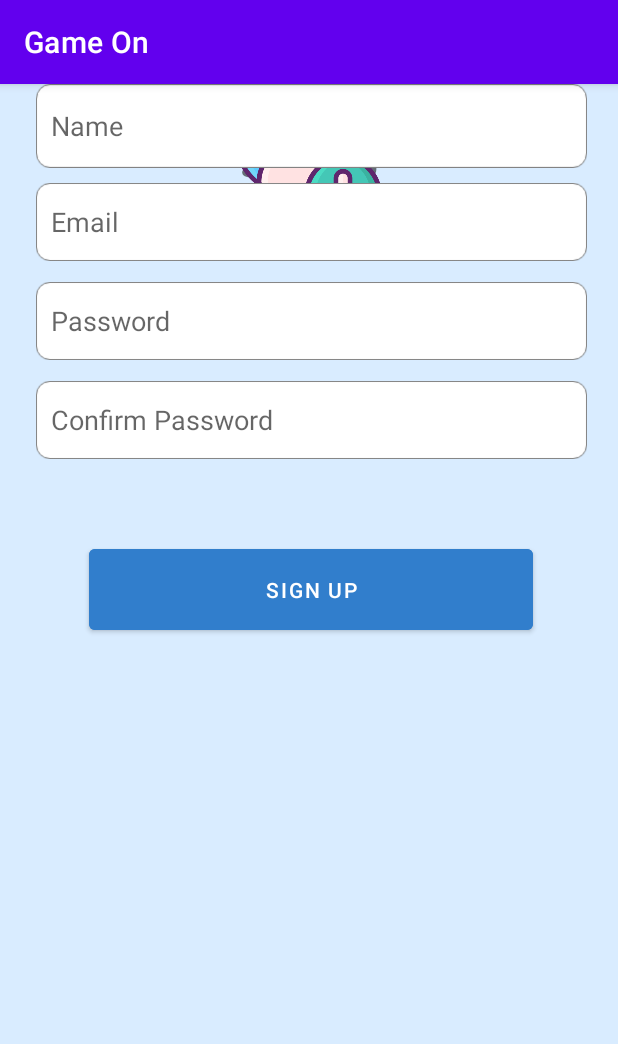
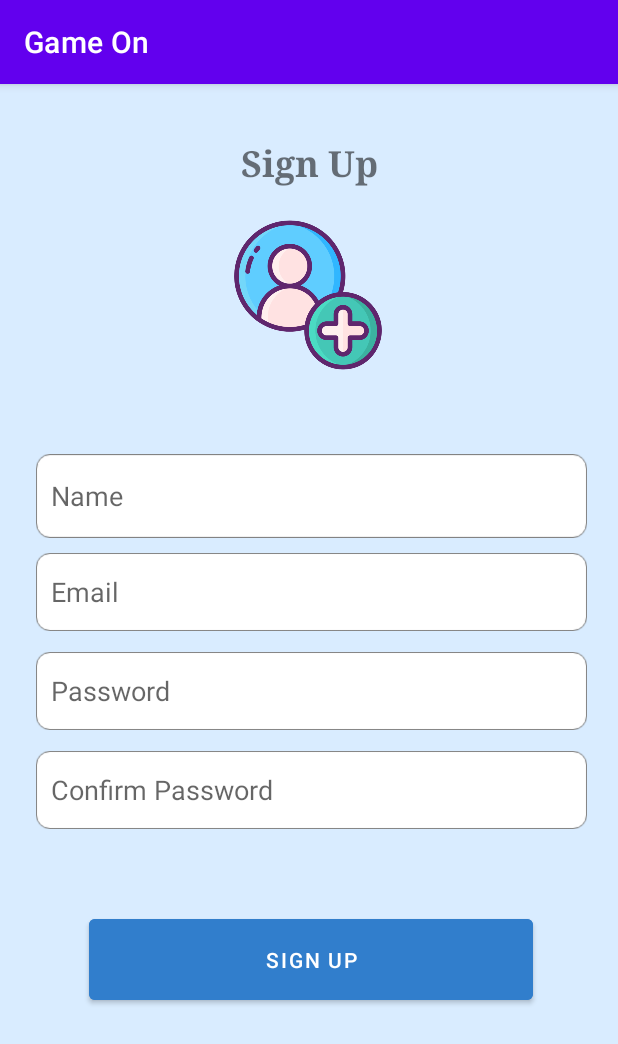
Before and after one commit to anoopbenny2022/GamesOn, an Android app: the SignUpPage screen opened directly, with no data from a screen before it, on a phone screen of 412 x 824 dp. Shown: the top 1044 px of the screen. Run offline under Robolectric (Android 15) with nearby library versions, the phone set to English and light mode, and no system bars; Roboto replaces fonts that are not available here.

Commit message:
Fex Bug Fixes

```diff
--- a/app/src/main/res/layout/activity_sign_up_page.xml
+++ b/app/src/main/res/layout/activity_sign_up_page.xml
@@ -25,23 +25,30 @@
         android:id="@+id/imageView"
         android:layout_width="100dp"
         android:layout_height="100dp"
+        android:layout_marginTop="18dp"
+        android:layout_marginBottom="26dp"
+        app:layout_constraintBottom_toTopOf="@+id/linearLayout2"
         app:layout_constraintEnd_toEndOf="parent"
         app:layout_constraintHorizontal_bias="0.498"
         app:layout_constraintStart_toStartOf="parent"
-        app:srcCompat="@drawable/signup"
-        tools:layout_editor_absoluteY="87dp" />
+        app:layout_constraintTop_toBottomOf="@+id/textView"
+        app:srcCompat="@drawable/signup" />
 
 
     <LinearLayout
+        android:id="@+id/linearLayout2"
         android:layout_width="367dp"
         android:layout_height="wrap_content"
         android:layout_marginStart="24dp"
+        android:layout_marginTop="27dp"
+        android:layout_marginBottom="148dp"
         android:gravity="center"
         android:orientation="vertical"
+        app:layout_constraintBottom_toBottomOf="parent"
         app:layout_constraintEnd_toEndOf="parent"
         app:layout_constraintHorizontal_bias="0"
         app:layout_constraintStart_toStartOf="parent"
-        tools:layout_editor_absoluteY="213dp">
+        app:layout_constraintTop_toBottomOf="@+id/imageView">
 
         <LinearLayout
             android:layout_width="match_parent"
```
